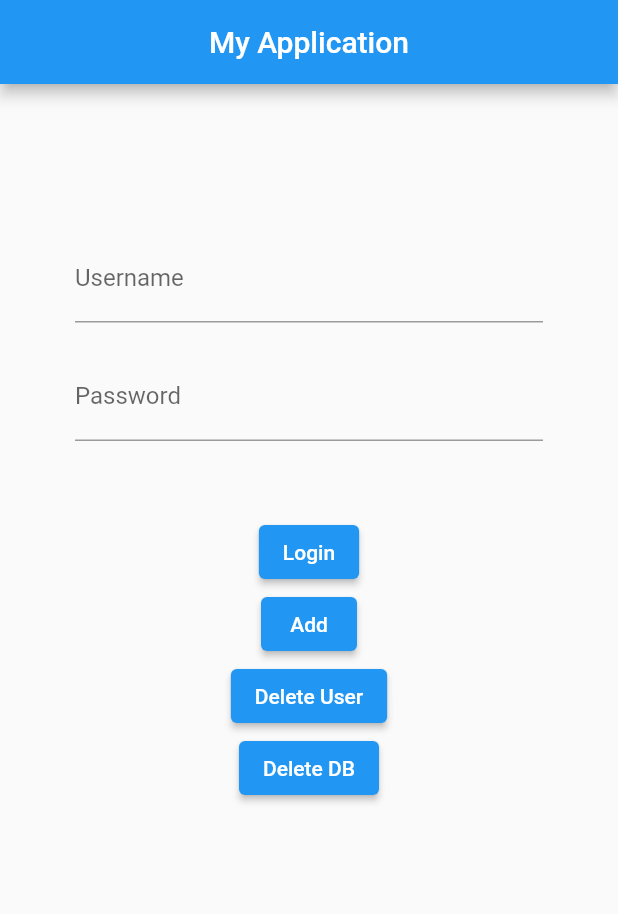
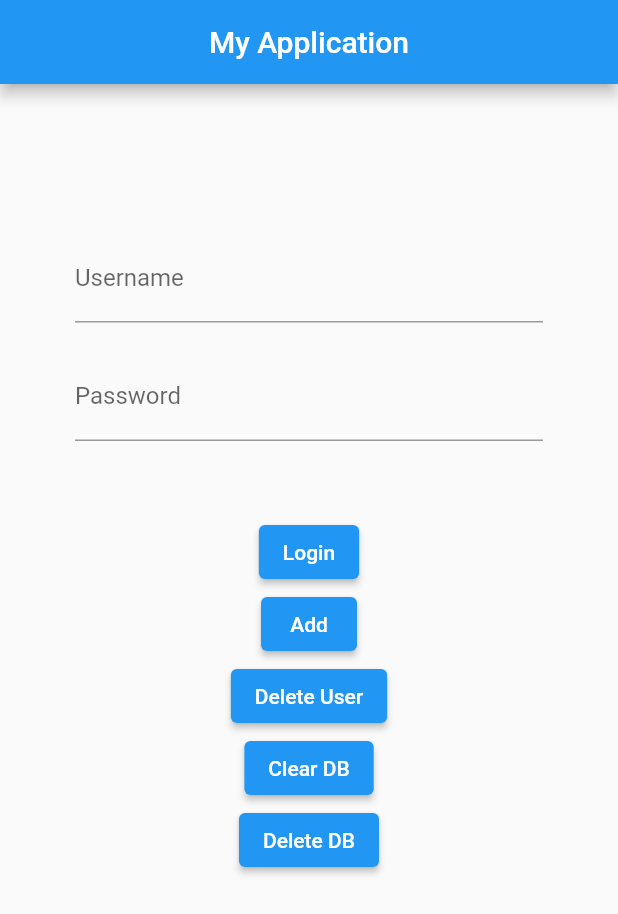
Before and after one commit to cjherte1/my_app, a Flutter app: the screen it shows after launch, after a tap on "Login", on a phone screen of 412 x 824 dp. Shown: the top 914 px of the screen. Run offline on Flutter 3.47's test engine with Material 2 defaults, Android fonts, the phone set to English and light mode, and no system bars; our stand-ins replace sqflite; accounts and stored records are empty.

Commit message:
created seperate files for login and home pages with routes. added login functionality

```diff
--- /dev/null
+++ b/lib/login_screen.dart
@@ -0,0 +1,100 @@
+import 'package:flutter/material.dart';
+import 'database_helper.dart';
+import 'models/user.dart';
+
+class LoginScreen extends StatefulWidget {
+  const LoginScreen({Key? key}) : super(key: key);
+
+  @override
+  _LoginScreenState createState() => _LoginScreenState();
+}
+
+class _LoginScreenState extends State<LoginScreen>{
+  final userController = TextEditingController();
+  final passwordController = TextEditingController();
+
+  @override
+  Widget build(BuildContext context) {
+    return MaterialApp(
+      home: Scaffold(
+        appBar: AppBar(
+          title: const Text('My Application'),
+          centerTitle: true,
+        ),
+        body: Form(
+          child: Column(
+            children: [
+              const SizedBox(height: 100),
+              Container(
+                padding: const EdgeInsets.fromLTRB(50, 0, 50, 0),
+                child: TextFormField(
+                  controller: userController,
+                  decoration: const InputDecoration(
+                    labelText: 'Username',
+                  ),
+                ),
+              ),
+              const SizedBox(
+                height: 20,
+              ),
+              Container(
+                padding: const EdgeInsets.fromLTRB(50, 0, 50, 0),
+                child: TextFormField(
+                  controller: passwordController,
+                  decoration: const InputDecoration(
+                    labelText: 'Password',
+                  ),
+                  obscureText: true,
+                ),
+              ),
+              const SizedBox(height: 50),
+              ElevatedButton(
+                  child: const Text('Login'),
+                  onPressed: () async {
+                    var result = await DatabaseHelper.instance.authenticateLogin(
+                        userController.text.toLowerCase(), passwordController.text);
+                    if (result) {
+                      User currentUser = await DatabaseHelper.instance.getUserByUsername(userController.text.toLowerCase());
+                      Navigator.pushNamed(context, '/home', arguments: currentUser);
+                    }
+                    else {
+                      print("Pop up wrong username/password error here.");
+                    }
+
+                  }),
+              ElevatedButton(
+                  child: const Text('Add'),
+                  onPressed: () {
+                    DatabaseHelper.instance.addUser(userController.text.toLowerCase(), passwordController.text);
+
+                  }),
+              ElevatedButton(
+                  child: const Text('Delete User'),
+                  onPressed: () {
+                    if (userController.text.toLowerCase() == 'admin'){
+                      print('Error pop up to not delete admin');
+                    }
+                    else {
+                      DatabaseHelper.instance.removeUser(
+                          userController.text.toLowerCase());
+                    }
+                  }),
+              ElevatedButton(
+                  child: const Text('Clear DB'),
+                  onPressed: () {
+                    DatabaseHelper.instance.clearDb();
+
+                  }),
+              ElevatedButton(
+                  child: const Text('Delete DB'),
+                  onPressed: () {
+                    DatabaseHelper.instance.deleteDb();
+
+                  }),
+            ],
+          ),
+        ),
+      ),
+    );
+  }
+}
--- a/lib/main.dart
+++ b/lib/main.dart
@@ -1,7 +1,25 @@
 import 'package:flutter/material.dart';
-import 'database_helper.dart';
+import 'login_screen.dart';
+import 'home_screen.dart';
+//import 'database_helper.dart';
 
-void main() => runApp(MyApp());
+void main() {
+  runApp(
+    MaterialApp(
+      title: 'Task Manager App',
+      // Start the app with the "/" named route
+      initialRoute: '/',
+      routes: {
+        // When navigating to the "/" route, build the LoginScreen widget.
+        '/': (context) => const LoginScreen(),
+        // When navigating to the "/second" route, build the HomeScreen widget.
+        '/home': (context) => const HomeScreen(),
+      },
+    ),
+  );
+}
+
+/*void main() => runApp(MyApp());
 
 class MyApp extends StatefulWidget {
   const MyApp({Key? key}) : super(key: key);
@@ -52,8 +70,9 @@ class _MyAppState extends State<MyApp> {
               ElevatedButton(
                   child: const Text('Login'),
                   onPressed: () async {
-                    await DatabaseHelper.instance.authenticateLogin(
+                    var result = await DatabaseHelper.instance.authenticateLogin(
                         userController.text.toLowerCase(), passwordController.text);
+                    result ? Navigator.push(context, MaterialPageRoute(builder: (context) => HomeScreen())) : print("Pop up error here.");
                   }),
               ElevatedButton(
                   child: const Text('Add'),
@@ -65,6 +84,12 @@ class _MyAppState extends State<MyApp> {
                   child: const Text('Delete User'),
                   onPressed: () {
                     DatabaseHelper.instance.removeUser(userController.text.toLowerCase());
+
+                  }),
+              ElevatedButton(
+                  child: const Text('Clear DB'),
+                  onPressed: () {
+                    DatabaseHelper.instance.clearDb();
 
                   }),
               ElevatedButton(
@@ -81,7 +106,7 @@ class _MyAppState extends State<MyApp> {
   }
 }
 
-/*void main() => runApp(const MaterialApp(
+void main() => runApp(const MaterialApp(
   home: Home()
 ));
 
@@ -139,8 +164,8 @@ class Home extends StatelessWidget {
   }
 }
 
-class Home2 extends StatelessWidget {
-  const Home2({Key? key}) : super(key: key);
+class HomeScreen extends StatelessWidget {
+  const HomeScreen({Key? key}) : super(key: key);
 
   @override
   Widget build(BuildContext context) {
@@ -170,4 +195,5 @@ class Home2 extends StatelessWidget {
     );
   }
 }
+
 */
--- a/lib/models/user.dart
+++ b/lib/models/user.dart
@@ -36,8 +36,8 @@ class User {
     };
   }
 
-  User.fromMap(Map<String, dynamic> map): firstName = map['firstname'],
-        lastName = map['lastname'], username = map['username'],
+  User.fromMap(Map<String, dynamic> map): firstName = map['firstName'],
+        lastName = map['lastName'], username = map['username'],
         password = map['password'];
 
   @override
--- a/pubspec.yaml
+++ b/pubspec.yaml
@@ -32,6 +32,7 @@ dependencies:
   sqflite:
   path:
   path_provider:
+  test:
 
 
   # The following adds the Cupertino Icons font to your application.
```
Also changed, not shown: lib/database_helper.dart (+9 -3 lines), lib/home_screen.dart (added, +40 -0 lines), pubspec.lock.
